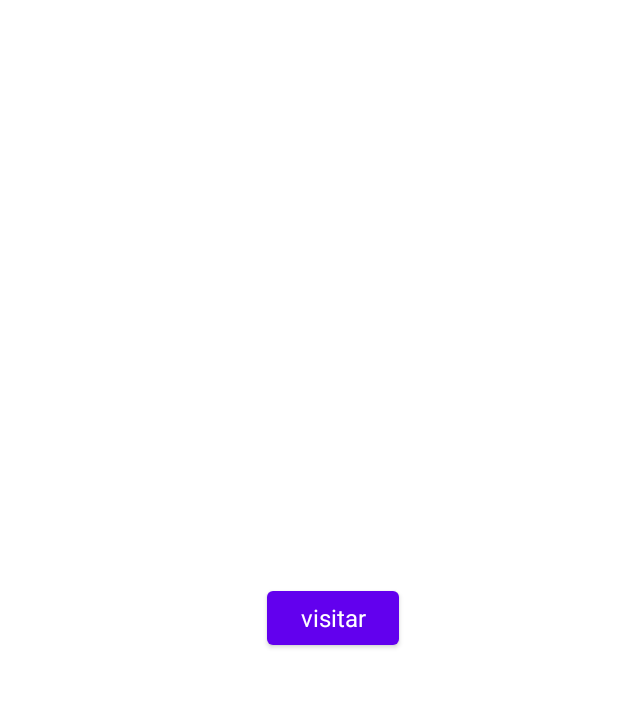
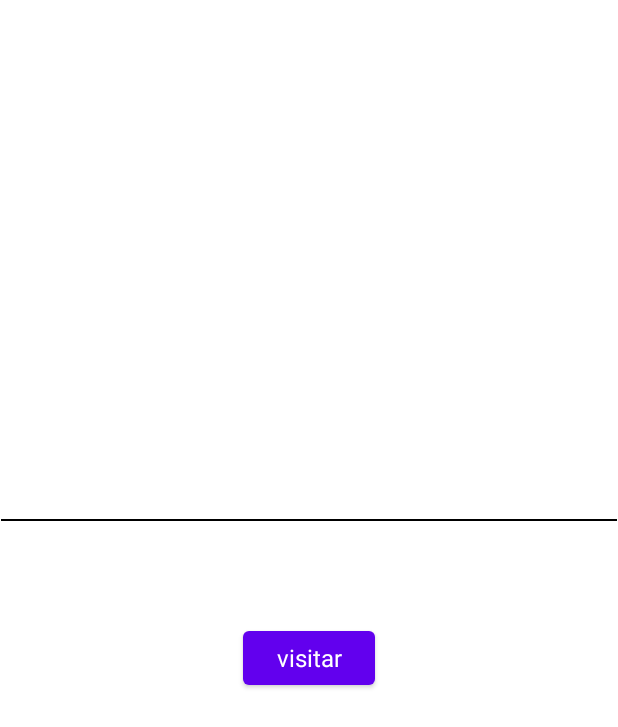
Before and after one commit to andogoiko/AndroidAPIUnis, an Android app: the layout fragment_universirares.xml on its own in the app's theme, with its tools: preview values and no code run, on a phone screen of 412 x 824 dp. Shown: the top 727 px of the screen. Run offline under Robolectric (Android 15) with nearby library versions, the phone set to English and light mode, and no system bars.

```diff
--- a/app/src/main/java/com/example/apidestrozasuenyos/Universirares.java
+++ b/app/src/main/java/com/example/apidestrozasuenyos/Universirares.java
@@ -104,11 +104,11 @@ public class Universirares extends Fragment {
                     e.printStackTrace();
                 }
 
-                if (Build.VERSION.SDK_INT >= Build.VERSION_CODES.N) {
+                /*if (Build.VERSION.SDK_INT >= Build.VERSION_CODES.N) {
                     unisSelec.forEach(uni -> {
                         Log.i("parte del recycler", uni.toString());
                     });
-                }
+                }*/
 
 
 
--- /dev/null
+++ b/app/src/main/res/drawable/border.xml
@@ -0,0 +1,12 @@
+<?xml version="1.0" encoding="utf-8"?>
+<layer-list xmlns:android="http://schemas.android.com/apk/res/android">
+    <item
+        android:top="-130dp">
+
+        <shape android:shape="line">
+            <stroke android:width="1dip" android:color="@android:color/black" />
+
+        </shape>
+
+    </item>
+</layer-list>
--- a/app/src/main/res/layout/fragment_universirares.xml
+++ b/app/src/main/res/layout/fragment_universirares.xml
@@ -2,11 +2,12 @@
 
 
 <LinearLayout xmlns:android="http://schemas.android.com/apk/res/android"
-    android:layout_width="wrap_content"
+    android:layout_width="match_parent"
     android:layout_height="wrap_content"
     android:layout_gravity="center"
     android:gravity="center"
-    android:orientation="horizontal">
+    android:orientation="vertical"
+    android:background="@drawable/border">
 
 
     <TextView
@@ -14,6 +15,7 @@
         android:layout_width="wrap_content"
         android:layout_height="wrap_content"
         android:layout_margin="@dimen/text_margin"
+        android:textAlignment="center"
         android:textAppearance="?attr/textAppearanceListItem" />
 
     <Button
```
Also changed, not shown: app/src/main/AndroidManifest.xml (+9 -0 lines), app/src/main/java/com/example/apidestrozasuenyos/Buscador.java (+19 -0 lines), app/src/main/java/com/example/apidestrozasuenyos/ContainerUniversirares.java (+11 -4 lines), app/src/main/java/com/example/apidestrozasuenyos/MyItemRecyclerViewAdapter.java (+13 -2 lines), app/src/main/java/com/example/apidestrozasuenyos/weboView.java (added, +17 -0 lines), app/src/main/res/layout/activity_webo_view.xml (added, +43 -0 lines).
